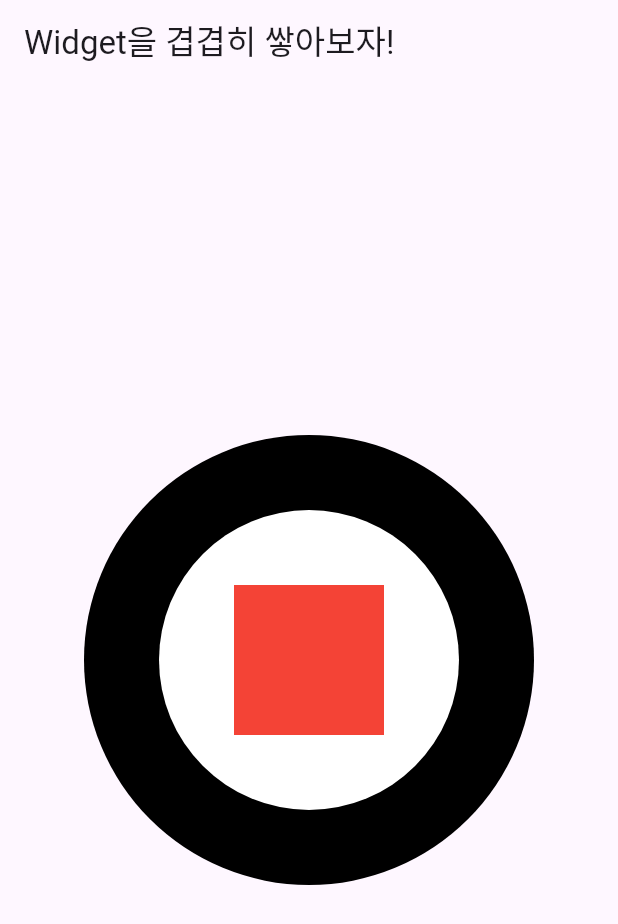
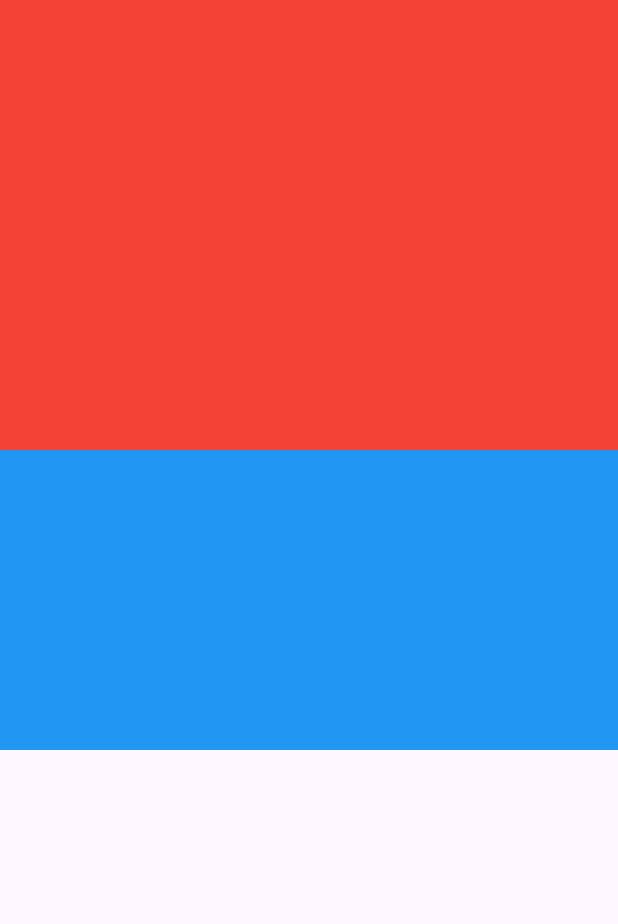
Before and after one commit to ddhelop/flutter-study, a Flutter app: the screen it shows after launch, on a phone screen of 412 x 824 dp. Shown: the top 924 px of the screen. Run offline on Flutter 3.47's test engine with Material 3 defaults, Android fonts, the phone set to English and light mode, and no system bars.

Commit message:
HomeWidget으로 변경하고, ConstraintsWidgets 추가하여 레이아웃 구성

```diff
--- a/lib/main.dart
+++ b/lib/main.dart
@@ -2,55 +2,30 @@ import 'package:flutter/material.dart';
 
 void main() {
   // 가장 기본이 되는 위젯
-  runApp(
-    MaterialApp(
-      home: Scaffold(
-        appBar: AppBar(title: Text('Widget을 겹겹히 쌓아보자!')),
-        body: Body(),
-      ),
-    ),
-  );
+  runApp(MaterialApp(home: HomeWidget()));
 }
 
-class Body extends StatelessWidget {
-  const Body({super.key});
+class HomeWidget extends StatelessWidget {
+  const HomeWidget({super.key});
 
   @override
   Widget build(BuildContext context) {
-    return Stack(
-      children: [
-        Center(
-          child: Container(
-            width: 300,
-            height: 300,
-            decoration: BoxDecoration(
-              color: Colors.black,
-              borderRadius: BorderRadius.circular(150),
-            ),
-          ),
-        ),
+    return const SafeArea(child: Scaffold(body: ConstraintsWidgets()));
+  }
+}
 
-        Align(
-          alignment: Alignment.center,
-          child: Container(
-            width: 200,
-            height: 200,
-            decoration: BoxDecoration(
-              color: Colors.white,
-              borderRadius: BorderRadius.circular(140),
-            ),
-          ),
-        ),
+class ConstraintsWidgets extends StatelessWidget {
+  const ConstraintsWidgets({super.key});
 
-        Align(
-          alignment: Alignment.center,
-          child: Container(
-            width: 100,
-            height: 100,
-            decoration: BoxDecoration(color: Colors.red),
-          ),
-        ),
-      ],
+  @override
+  Widget build(BuildContext context) {
+    return Container(
+      height: 500,
+      width: 500,
+      color: Colors.blue,
+      child: SingleChildScrollView(
+        child: Container(color: Colors.red, width: 300, height: 300),
+      ),
     );
   }
 }
```
